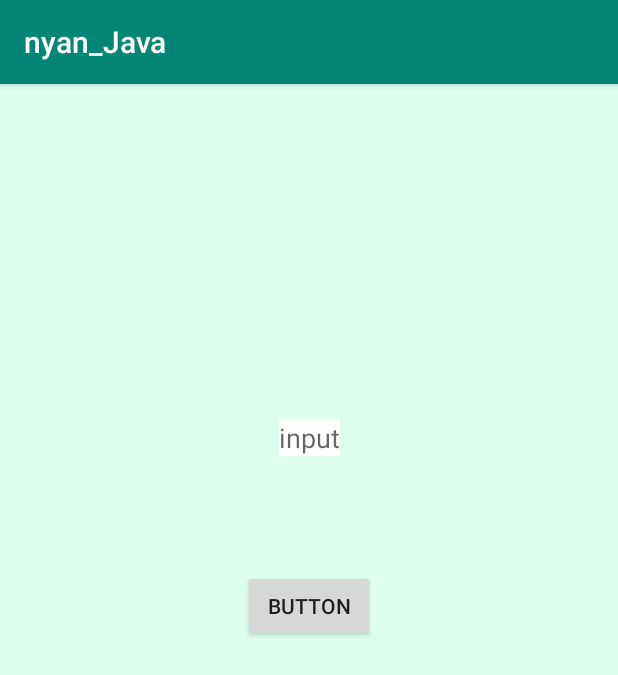
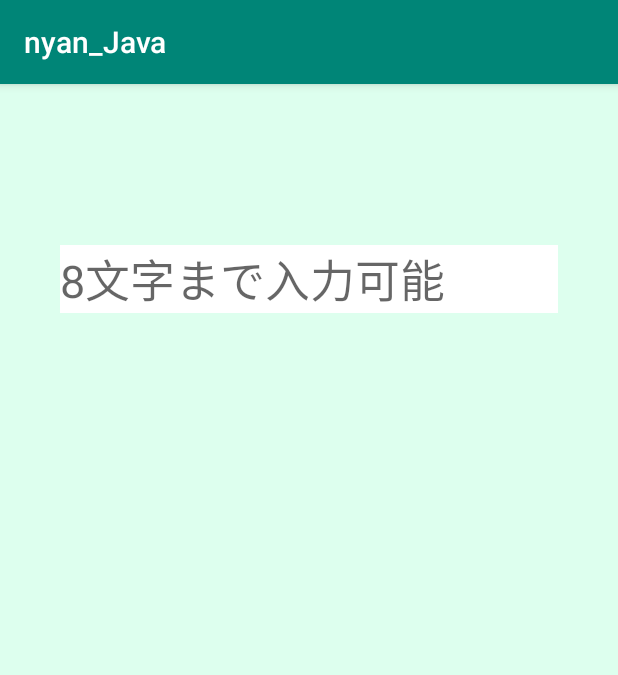
Before and after one commit to wat128/nyan_Java, an Android app: the screen it shows after launch (MainActivity), on a phone screen of 412 x 824 dp. Shown: the top 675 px of the screen. Run offline under Robolectric (Android 15) with nearby library versions, the phone set to English and light mode, and no system bars.

Commit message:
3.EditText TextWatcherで入力を監視する

```diff
--- a/app/src/main/java/com/wat128/nyan_java/MainActivity.java
+++ b/app/src/main/java/com/wat128/nyan_java/MainActivity.java
@@ -11,6 +11,8 @@ import android.graphics.drawable.BitmapDrawable;
 import android.graphics.drawable.Drawable;
 import android.media.Image;
 import android.os.Bundle;
+import android.text.Editable;
+import android.text.TextWatcher;
 import android.util.Log;
 import android.util.TypedValue;
 import android.view.ActionMode;
@@ -32,9 +34,8 @@ import org.w3c.dom.Text;
 import java.lang.reflect.Type;
 import java.util.Locale;
 
-public class MainActivity extends AppCompatActivity {
+public class MainActivity extends AppCompatActivity implements TextWatcher {
 
-    private EditText editText;
     private TextView textView;
 
     @Override
@@ -42,17 +43,31 @@ public class MainActivity extends AppCompatActivity {
         super.onCreate(savedInstanceState);
         setContentView(R.layout.activity_main);
 
-        editText = findViewById(R.id.edit_text);
+        EditText editText = findViewById(R.id.edit_text);
+        editText.addTextChangedListener(this);
         textView = findViewById(R.id.text_view);
-        Button button = findViewById(R.id.button);
+    }
 
-        button.setOnClickListener(new View.OnClickListener() {
-            @Override
-            public void onClick(View v) {
-                String text = editText.getText().toString();
-                textView.setText(text);
-            }
-        });
+    @Override
+    public void beforeTextChanged(CharSequence s, int start, int count, int after) {
 
     }
+
+    @Override
+    public void onTextChanged(CharSequence s, int start, int before, int count) {
+
+    }
+
+    @Override
+    public void afterTextChanged(Editable s) {
+        String text = s.toString();
+
+        if(text.length() > 8){
+            textView.setText(text + "文字数オーバー");
+            textView.setTextColor(Color.RED);
+        } else {
+            textView.setText(text);
+            textView.setTextColor(Color.BLACK);
+        }
+    }
 }
--- a/app/src/main/res/layout/activity_main.xml
+++ b/app/src/main/res/layout/activity_main.xml
@@ -1,50 +1,30 @@
 <?xml version="1.0" encoding="utf-8"?>
-<androidx.constraintlayout.widget.ConstraintLayout
+<LinearLayout
     xmlns:android="http://schemas.android.com/apk/res/android"
     xmlns:app="http://schemas.android.com/apk/res-auto"
     xmlns:tools="http://schemas.android.com/tools"
     android:layout_width="match_parent"
     android:layout_height="match_parent"
     android:background="#dfe"
+    android:orientation="vertical"
+    android:padding="20dp"
     tools:context=".MainActivity">
 
     <TextView
         android:id="@+id/text_view"
-        android:layout_width="wrap_content"
+        android:layout_width="match_parent"
         android:layout_height="wrap_content"
-        android:gravity="center_horizontal"
-        android:textSize="30sp"
-        app:layout_constraintTop_toTopOf="parent"
-        app:layout_constraintRight_toRightOf="parent"
-        app:layout_constraintLeft_toLeftOf="parent"
-        app:layout_constraintBottom_toBottomOf="parent"
-        app:layout_constraintHorizontal_bias="0.5"
-        app:layout_constraintVertical_bias="0.15"/>
+        android:layout_margin="20dp"
+        android:textSize="20sp"
+        android:gravity="start"/>
 
     <EditText
         android:id="@+id/edit_text"
-        android:hint="@string/hint"
-        android:autofillHints="@string/hint"
-        android:inputType="text"
-        android:layout_width="wrap_content"
+        android:layout_width="match_parent"
         android:layout_height="wrap_content"
+        android:layout_margin="20dp"
         android:background="#ffffff"
-        app:layout_constraintBottom_toBottomOf="parent"
-        app:layout_constraintLeft_toLeftOf="parent"
-        app:layout_constraintRight_toRightOf="parent"
-        app:layout_constraintTop_toTopOf="parent"
-        app:layout_constraintVertical_bias="0.3"/>
+        android:textSize="30sp"
+        android:hint="@string/hint"/>
 
-    <Button
-        android:id="@+id/button"
-        android:text="@string/button"
-        android:layout_width="wrap_content"
-        android:layout_height="wrap_content"
-        app:layout_constraintRight_toRightOf="parent"
-        app:layout_constraintTop_toTopOf="parent"
-        app:layout_constraintLeft_toLeftOf="parent"
-        app:layout_constraintBottom_toBottomOf="parent"
-        app:layout_constraintVertical_bias="0.45"/>
-
-
-</androidx.constraintlayout.widget.ConstraintLayout>
+</LinearLayout>
--- a/app/src/main/res/values/strings.xml
+++ b/app/src/main/res/values/strings.xml
@@ -9,5 +9,5 @@
     <string name="image_description">Kina is sleeping</string>
     <string name="text">Text TextView</string>
     <string name="info_text">When users select text in your app, you can now display text selection actions such as Cut, Copy, and Paste in a floating toolbar.</string>
-    <string name="hint">input</string>
+    <string name="hint">8文字まで入力可能</string>
 </resources>
```
